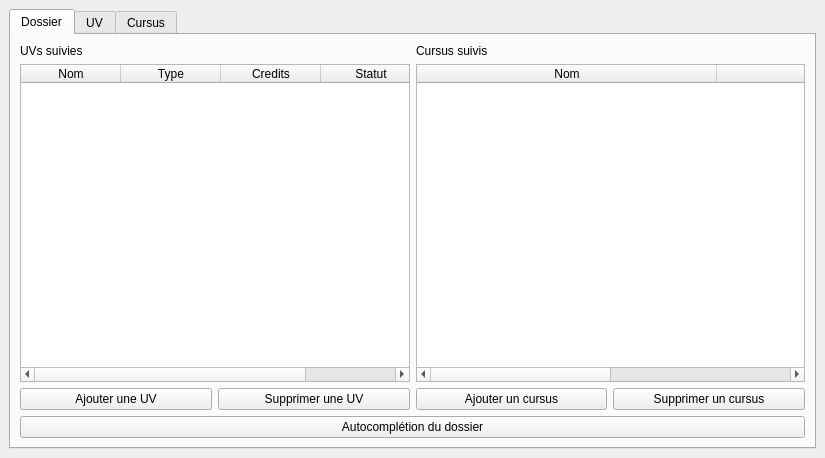
This is L021/main_window.ui in nem-e5i5/LO21P2014 as Qt 5 draws it before an edit. The edited form follows.
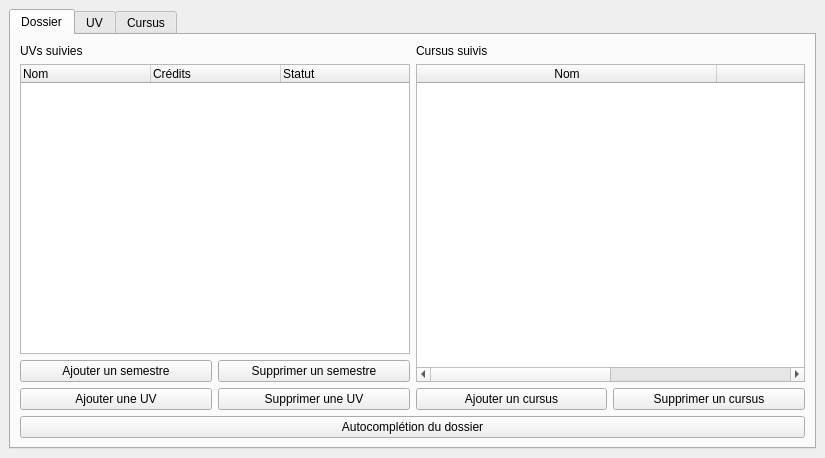
This is the edited form. The open tabs and pages were chosen to show the change.

Commit message: ajout des semestres a main_window

```diff
--- a/L021/main_window.ui
+++ b/L021/main_window.ui
@@ -24,21 +24,21 @@
     <item row="0" column="0">
      <widget class="QTabWidget" name="tab_widget">
       <property name="currentIndex">
-       <number>2</number>
+       <number>0</number>
       </property>
       <widget class="QWidget" name="tab">
        <attribute name="title">
         <string>Dossier</string>
        </attribute>
        <layout class="QGridLayout" name="gridLayout_2">
-        <item row="3" column="4">
+        <item row="4" column="4">
          <widget class="QPushButton" name="remove_cursus_from_dossier_button">
           <property name="text">
            <string>Supprimer un cursus</string>
           </property>
          </widget>
         </item>
-        <item row="3" column="3">
+        <item row="4" column="3">
          <widget class="QPushButton" name="add_cursus_to_dossier_button">
           <property name="text">
            <string>Ajouter un cursus</string>
@@ -52,21 +52,21 @@
           </property>
          </widget>
         </item>
-        <item row="4" column="1" colspan="4">
+        <item row="5" column="1" colspan="4">
          <widget class="QPushButton" name="autocomplete_button">
           <property name="text">
            <string>Autocomplétion du dossier</string>
           </property>
          </widget>
         </item>
-        <item row="3" column="2">
+        <item row="4" column="2">
          <widget class="QPushButton" name="remove_uv_from_dossier_button">
           <property name="text">
            <string>Supprimer une UV</string>
           </property>
          </widget>
         </item>
-        <item row="3" column="1">
+        <item row="4" column="1">
          <widget class="QPushButton" name="add_uv_to_dossier_button">
           <property name="text">
            <string>Ajouter une UV</string>
@@ -81,7 +81,7 @@
          </widget>
         </item>
         <item row="2" column="1" colspan="2">
-         <widget class="QTableWidget" name="dossier_uv_list">
+         <widget class="QTreeWidget" name="dossier_uv_list">
           <property name="editTriggers">
            <set>QAbstractItemView::NoEditTriggers</set>
           </property>
@@ -91,17 +91,8 @@
           <property name="selectionBehavior">
            <enum>QAbstractItemView::SelectRows</enum>
           </property>
-          <property name="sortingEnabled">
-           <bool>true</bool>
-          </property>
-          <attribute name="horizontalHeaderShowSortIndicator" stdset="0">
-           <bool>true</bool>
-          </attribute>
-          <attribute name="horizontalHeaderStretchLastSection">
-           <bool>true</bool>
-          </attribute>
-          <attribute name="verticalHeaderVisible">
-           <bool>false</bool>
+          <attribute name="headerDefaultSectionSize">
+           <number>130</number>
           </attribute>
           <column>
            <property name="text">
@@ -110,12 +101,7 @@
           </column>
           <column>
            <property name="text">
-            <string>Type</string>
-           </property>
-          </column>
-          <column>
-           <property name="text">
-            <string>Credits</string>
+            <string>Crédits</string>
            </property>
           </column>
           <column>
@@ -125,7 +111,21 @@
           </column>
          </widget>
         </item>
-        <item row="2" column="3" colspan="2">
+        <item row="3" column="1">
+         <widget class="QPushButton" name="add_semestre_button">
+          <property name="text">
+           <string>Ajouter un semestre</string>
+          </property>
+         </widget>
+        </item>
+        <item row="3" column="2">
+         <widget class="QPushButton" name="remove_semestre_button">
+          <property name="text">
+           <string>Supprimer un semestre</string>
+          </property>
+         </widget>
+        </item>
+        <item row="2" column="3" rowspan="2" colspan="2">
          <widget class="QTableWidget" name="dossier_cursus_list">
           <property name="editTriggers">
            <set>QAbstractItemView::NoEditTriggers</set>
```
The commit also changes 1 other file.
